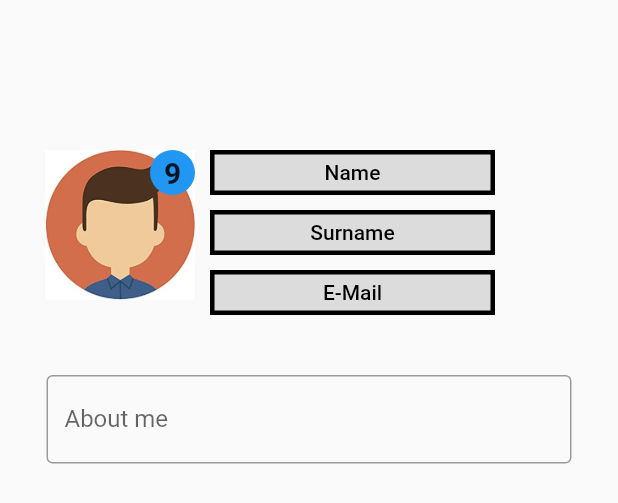
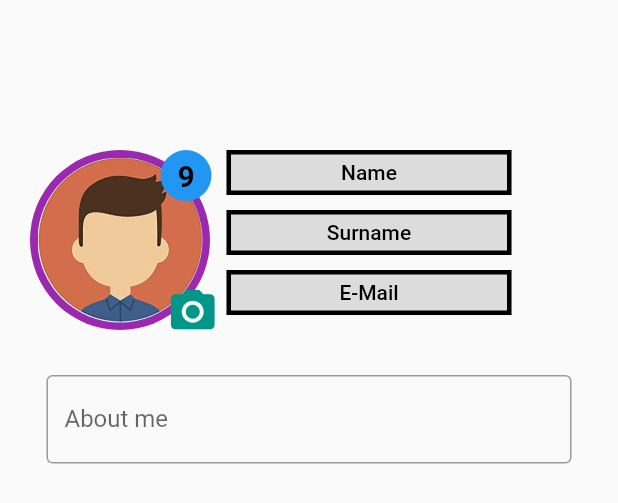
Before and after one commit to YushaCan/HeartBeat, a Flutter app: the ProfilePage widget shown alone on an empty page, opened directly, on a phone screen of 412 x 824 dp. Shown: the top 503 px of the screen. Run offline on Flutter 3.47's test engine with Material 2 defaults, Android fonts, the phone set to English and light mode, and no system bars; our stand-ins replace firebase_auth, firebase_core, firebase_database, fl_chart, google_sign_in, image_picker and 5 more; missing offline and left inert: dart:ffi; accounts and stored records are empty; network calls fail.

Commit message:
Update on Profile Page

```diff
--- a/heart_beat/lib/MainPages/ProfilePage.dart
+++ b/heart_beat/lib/MainPages/ProfilePage.dart
@@ -1,6 +1,8 @@
+import 'dart:io';
 import 'dart:ui';
 
 import 'package:flutter/material.dart';
+import 'package:image_picker/image_picker.dart';
 
 class Profile extends StatelessWidget {
   const Profile({Key? key}) : super(key: key);
@@ -17,7 +19,7 @@ class Profile extends StatelessWidget {
 }
 
 class ProfilePage extends StatefulWidget {
-  const ProfilePage({Key? key}) : super(key: key);
+  ProfilePage({Key? key}) : super(key: key);
 
   @override
   State<ProfilePage> createState() => _ProfilePageState();
@@ -34,6 +36,9 @@ class _ProfilePageState extends State<ProfilePage> {
   String surname = "Surname";
   String mail = "E-Mail";
   ////////////////////////////////////////////
+  // For the pick Profile Image
+  File? _pickedImage;
+  ////////////////////////////////////////////
   @override
   Widget build(BuildContext context) {
     return SingleChildScrollView(
@@ -44,34 +49,67 @@ class _ProfilePageState extends State<ProfilePage> {
             crossAxisAlignment: CrossAxisAlignment.start,
             children: <Widget>[
               Padding(
-                padding: EdgeInsets.only(left: 30),
+                padding: EdgeInsets.only(left: 20),
               ),
               // PROFILE PHOTO AND NICK
               Stack(
                 children: <Widget>[
-                  SizedBox(
+                  Container(
+                    child: CircleAvatar(
+                      radius: 60,
+                      backgroundColor: Colors.purple,
+                      child: CircleAvatar(
+                        radius: 55,
+                        backgroundImage: _pickedImage == null
+                            ? AssetImage("assets/profilephoto.jpg")
+                                as ImageProvider
+                            : FileImage(_pickedImage!),
+                      ),
+                    ),
+                  ),
+                  /*SizedBox(
                     width: 100,
                     height: 100,
-                    child: Image(
-                      image: AssetImage("assets/profilephoto.jpg"),
+                    child: CircleAvatar(
+                      backgroundImage: AssetImage("assets/profilephoto.jpg"),
+                    ),
+                  ),*/
+                  Positioned(
+                    bottom: 0,
+                    right: 0,
+                    child: InkWell(
+                      onTap: () {
+                        showModalBottomSheet(
+                          context: context,
+                          builder: ((builder) => bottomSheet()),
+                        );
+                      },
+                      // PICK IMAGE BUTTON
+                      child: CircleAvatar(
+                        radius: 15,
+                        backgroundColor: Color.fromARGB(0, 255, 255, 255),
+                        child: Icon(
+                          Icons.camera_alt,
+                          size: 35,
+                          color: Colors.teal,
+                        ),
+                      ),
                     ),
                   ),
-                  Positioned(
-                    left: 70,
-                    bottom: 70,
-                    child: Container(
-                      width: 30,
-                      height: 30,
-                      alignment: Alignment.center,
-                      decoration: new BoxDecoration(
-                        color: Colors.blue,
-                        shape: BoxShape.circle,
-                      ),
+                  // LEVEL CIRCLE
+                  Padding(
+                    padding: EdgeInsets.only(
+                      left: 87,
+                    ),
+                    child: CircleAvatar(
+                      radius: 17,
+                      backgroundColor: Colors.blue,
                       child: Text(
                         "$level",
                         style: TextStyle(
                           fontSize: 20,
                           fontWeight: FontWeight.bold,
+                          color: Colors.black,
                         ),
                       ),
                     ),
@@ -195,4 +233,47 @@ class _ProfilePageState extends State<ProfilePage> {
       ),
     );
   }
+
+  Widget bottomSheet() {
+    return Container(
+      height: 100,
+      width: MediaQuery.of(context).size.width,
+      margin: EdgeInsets.symmetric(
+        horizontal: 20,
+        vertical: 20,
+      ),
+      child: Column(
+        children: <Widget>[
+          Text(
+            "Choose Profile Photo",
+            style: TextStyle(
+              fontSize: 20,
+            ),
+          ),
+          SizedBox(
+            height: 20,
+          ),
+          Row(
+            mainAxisAlignment: MainAxisAlignment.center,
+            children: <Widget>[
+              FlatButton.icon(
+                onPressed: () {
+                  // TAKE A SHOT WITH A CAMERA
+                },
+                icon: Icon(Icons.camera),
+                label: Text("Camera"),
+              ),
+              FlatButton.icon(
+                onPressed: () {
+                  // TAKE IMAGE FROM GALLERY
+                },
+                icon: Icon(Icons.image),
+                label: Text("Gallery"),
+              ),
+            ],
+          ),
+        ],
+      ),
+    );
+  }
 }
--- a/heart_beat/pubspec.yaml
+++ b/heart_beat/pubspec.yaml
@@ -43,6 +43,7 @@ dependencies:
   curved_navigation_bar: ^1.0.3
   fl_chart: ^0.45.0
   video_player: ^2.2.18
+  image_picker: ^0.8.4+10
 
   # The following adds the Cupertino Icons font to your application.
   # Use with the CupertinoIcons class for iOS style icons.
```
